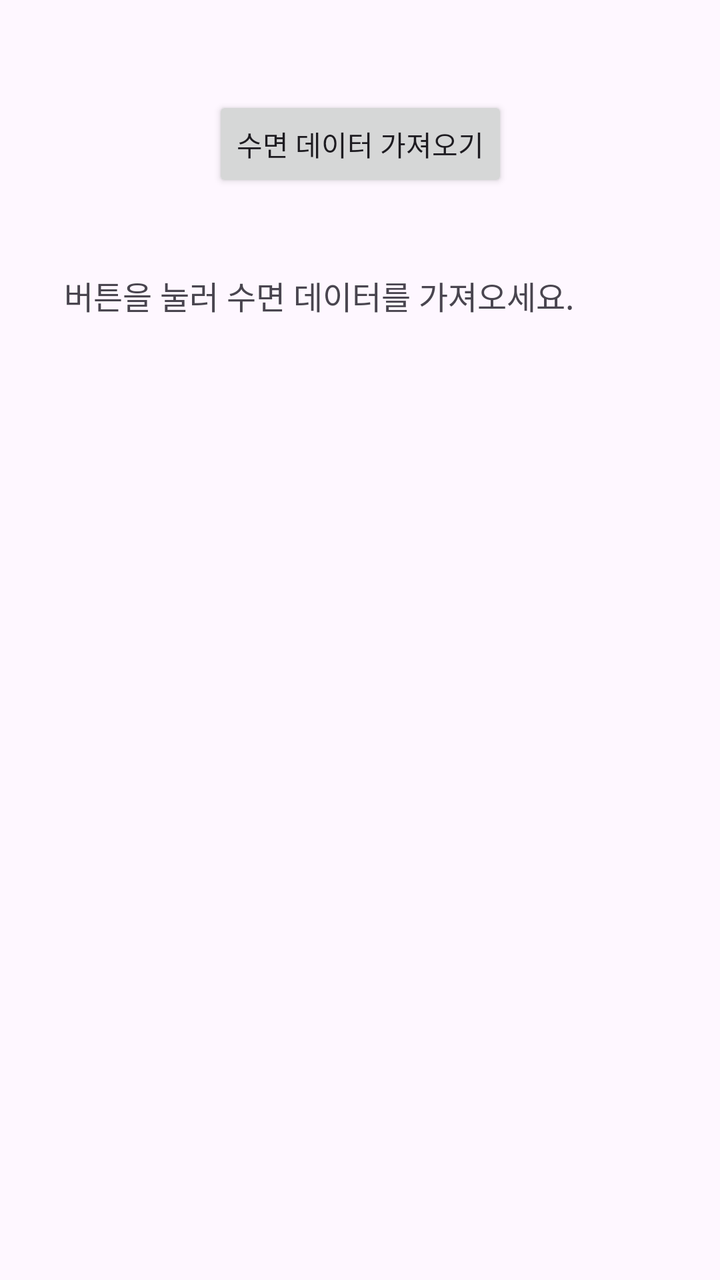
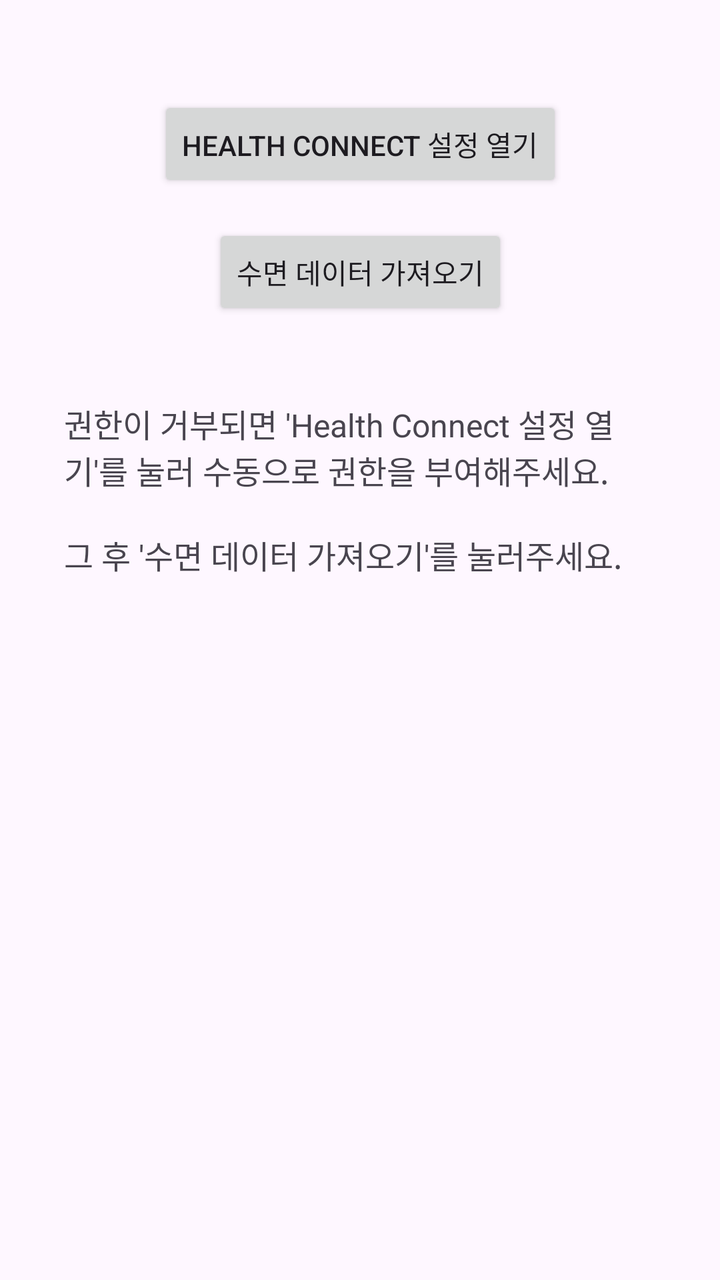

Two renders of the same Android screen: before a commit and after it. Below are the layout's source before the change and the commit's diff.
<!-- AndroidManifest.xml: application theme Theme.SleepAiTest -->
<!-- res/layout/activity_main.xml -->
<?xml version="1.0" encoding="utf-8"?>
<androidx.constraintlayout.widget.ConstraintLayout xmlns:android="http://schemas.android.com/apk/res/android"
    xmlns:app="http://schemas.android.com/apk/res-auto"
    xmlns:tools="http://schemas.android.com/tools"
    android:id="@+id/main"
    android:layout_width="match_parent"
    android:layout_height="match_parent"
    android:padding="16dp"
    tools:context=".MainActivity">

    <Button
        android:id="@+id/btn_fetch_data"
        android:layout_width="wrap_content"
        android:layout_height="wrap_content"
        android:text="수면 데이터 가져오기"
        app:layout_constraintEnd_toEndOf="parent"
        app:layout_constraintStart_toStartOf="parent"
        app:layout_constraintTop_toTopOf="parent"
        android:layout_marginTop="32dp" />

    <TextView
        android:id="@+id/tv_result"
        android:layout_width="0dp"
        android:layout_height="wrap_content"
        android:text="버튼을 눌러 수면 데이터를 가져오세요."
        android:textSize="16sp"
        android:padding="16dp"
        app:layout_constraintTop_toBottomOf="@id/btn_fetch_data"
        app:layout_constraintStart_toStartOf="parent"
        app:layout_constraintEnd_toEndOf="parent"
        android:layout_marginTop="24dp" />

</androidx.constraintlayout.widget.ConstraintLayout>
<!-- resources referenced by this layout -->
<resources>
  <style name="Theme.SleepAiTest" parent="Base.Theme.SleepAiTest" />
  <style name="Base.Theme.SleepAiTest" parent="Theme.Material3.DayNight.NoActionBar">
          
          
      </style>
</resources>

<!-- the commit's change to res/layout/activity_main.xml (unified diff, before → after) -->
@@ -9,20 +9,30 @@
     tools:context=".MainActivity">
 
     <Button
+        android:id="@+id/btn_open_health_connect"
+        android:layout_width="wrap_content"
+        android:layout_height="wrap_content"
+        android:text="Health Connect 설정 열기"
+        app:layout_constraintEnd_toEndOf="parent"
+        app:layout_constraintStart_toStartOf="parent"
+        app:layout_constraintTop_toTopOf="parent"
+        android:layout_marginTop="32dp" />
+
+    <Button
         android:id="@+id/btn_fetch_data"
         android:layout_width="wrap_content"
         android:layout_height="wrap_content"
         android:text="수면 데이터 가져오기"
         app:layout_constraintEnd_toEndOf="parent"
         app:layout_constraintStart_toStartOf="parent"
-        app:layout_constraintTop_toTopOf="parent"
-        android:layout_marginTop="32dp" />
+        app:layout_constraintTop_toBottomOf="@id/btn_open_health_connect"
+        android:layout_marginTop="16dp" />
 
     <TextView
         android:id="@+id/tv_result"
         android:layout_width="0dp"
         android:layout_height="wrap_content"
-        android:text="버튼을 눌러 수면 데이터를 가져오세요."
+        android:text="권한이 거부되면 'Health Connect 설정 열기'를 눌러 수동으로 권한을 부여해주세요.\n\n그 후 '수면 데이터 가져오기'를 눌러주세요."
         android:textSize="16sp"
         android:padding="16dp"
         app:layout_constraintTop_toBottomOf="@id/btn_fetch_data"
